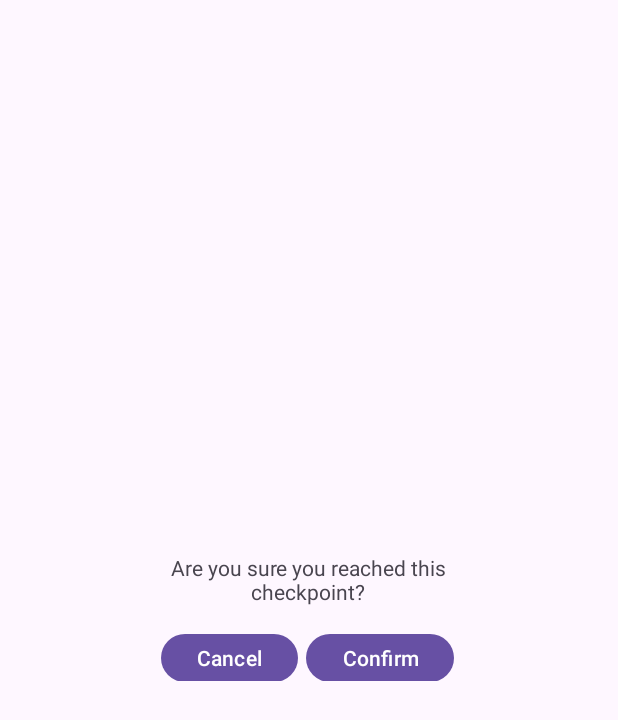
After one commit to Radfahrer00/OrientationRace, an Android app: the layout garden_reached_confirmation_popup.xml on its own in the app's theme, with its tools: preview values and no code run, on a phone screen of 412 x 824 dp. The commit adds this screen. Shown: the top 720 px of the screen. Run offline under Robolectric (Android 15) with nearby library versions, the phone set to English and light mode, and no system bars.

Commit message:
Garden RecyclerView, confirming checkpoints

```diff
--- a/app/src/main/res/layout/garden.xml
+++ b/app/src/main/res/layout/garden.xml
@@ -6,6 +6,8 @@
     card_view:cardCornerRadius="10dp"
     card_view:cardElevation="10dp"
     android:layout_margin="3dp"
+    android:background="?android:attr/selectableItemBackground"
+    android:clickable="true"
     >
 
     <LinearLayout
@@ -21,7 +23,7 @@
             android:layout_width="match_parent"
             android:layout_height="wrap_content"
             android:text="Placeholder for title"
-            android:textSize="15dp"
+            android:textSize="15sp"
             android:layout_gravity="center" />
 
 
--- /dev/null
+++ b/app/src/main/res/layout/garden_reached_confirmation_popup.xml
@@ -0,0 +1,40 @@
+<?xml version="1.0" encoding="utf-8"?>
+<LinearLayout
+    xmlns:android="http://schemas.android.com/apk/res/android"
+    android:layout_width="230dp"
+    android:layout_height="150dp"
+    android:orientation="vertical"
+    android:gravity="center"
+    android:layout_gravity="center">
+
+    <TextView
+        android:layout_width="wrap_content"
+        android:layout_height="wrap_content"
+        android:text="Are you sure you reached this checkpoint?"
+        android:gravity="center"/>
+
+    <LinearLayout
+        xmlns:android="http://schemas.android.com/apk/res/android"
+        android:layout_width="200dp"
+        android:layout_height="50dp"
+        android:orientation="horizontal"
+        android:gravity="center"
+        android:layout_gravity="center">
+
+    <Button
+        android:id="@+id/buttonCancel"
+        android:layout_width="wrap_content"
+        android:layout_height="wrap_content"
+        android:layout_marginTop="10dp"
+        android:text="Cancel"/>
+
+    <Button
+        android:id="@+id/buttonConfirm"
+        android:layout_width="wrap_content"
+        android:layout_height="wrap_content"
+        android:layout_marginTop="10dp"
+        android:layout_marginLeft="5dp"
+        android:text="Confirm"/>
+    </LinearLayout>
+
+</LinearLayout>
--- a/app/src/main/res/values/colors.xml
+++ b/app/src/main/res/values/colors.xml
@@ -9,4 +9,5 @@
     <color name="Orange">#FFA500</color>
     <color name="orange2">#F1C40F</color>
     <color name="bleu2">#3498DB</color>
+    <color name="gray">#808080</color>
 </resources>
```
Also changed, not shown: app/src/main/java/com/example/orientationrace/RaceCompassActivity.java (+49 -2 lines), app/src/main/java/com/example/orientationrace/gardens/GardensAdapter.java (+75 -1 lines), app/src/main/res/layout/activity_participants.xml (+5 -11 lines).
